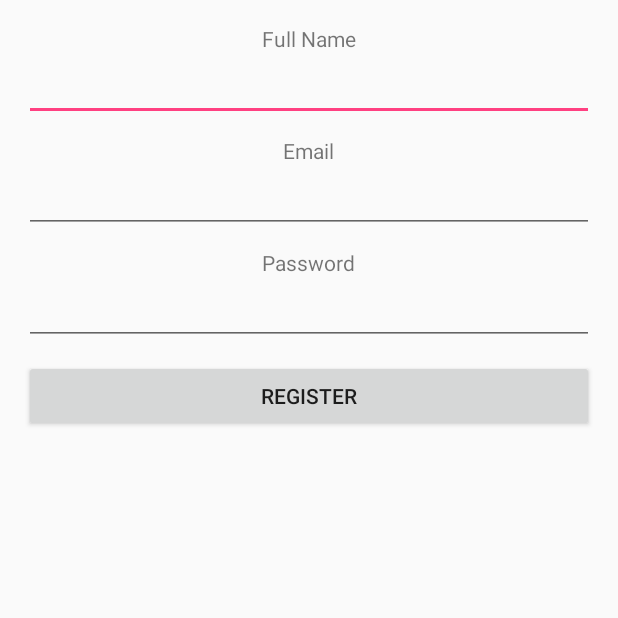
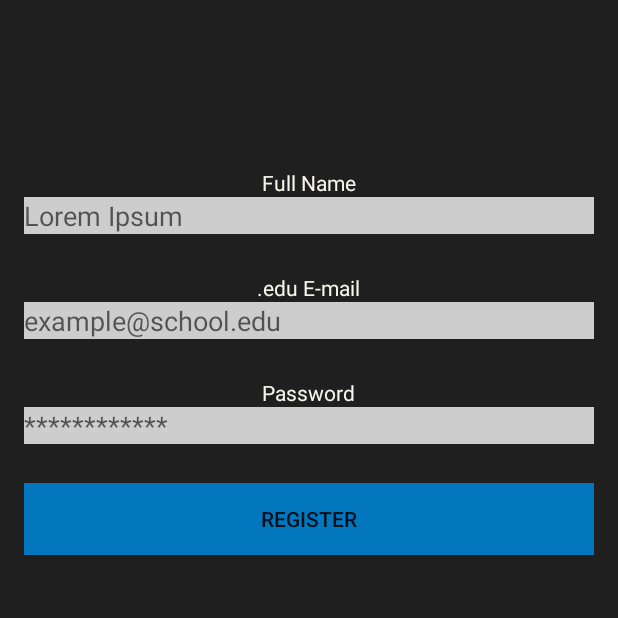
Before and after one commit to ucsdCSE110wi16/CSE110W260T10, an Android app: the Register screen opened directly, with no data from a screen before it, on a phone screen of 412 x 824 dp, the top half of it. Run offline under Robolectric (Android 15) with nearby library versions, the phone set to English and light mode, and no system bars.

Commit message:
UI for register page and slight login change

```diff
--- a/App/app/src/main/res/layout/activity_login.xml
+++ b/App/app/src/main/res/layout/activity_login.xml
@@ -85,7 +85,7 @@
 
     <Button
         android:id='@+id/tvRegisterLink'
-        android:layout_width="131dp"
+        android:layout_width="128dp"
         android:layout_height="wrap_content"
         android:background="#0277BD"
         android:password="false"
--- a/App/app/src/main/res/layout/activity_register.xml
+++ b/App/app/src/main/res/layout/activity_register.xml
@@ -3,50 +3,74 @@
     android:layout_width="match_parent"
     android:layout_height="match_parent"
     android:gravity="center_horizontal"
+    android:background="#1F1F1F"
     android:orientation="vertical"
     android:paddingBottom="@dimen/activity_vertical_margin"
     android:paddingLeft="@dimen/activity_horizontal_margin"
     android:paddingRight="@dimen/activity_horizontal_margin"
     android:paddingTop="@dimen/activity_vertical_margin"
-    tools:context="com.cse110.app.Register">
+    tools:context="com.cse110.app.Register"
+    android:weightSum="1">
 
     <!-- Login progress -->
+    <Space
+        android:layout_width="match_parent"
+        android:layout_height="96dp"
+        android:layout_gravity="center_horizontal" />
+
     <TextView
         android:layout_width="wrap_content"
         android:text="Full Name"
-        android:layout_height="wrap_content" />
+        android:layout_height="wrap_content"
+        android:textColor="#f5f5ec" />
 
     <EditText
         android:id="@+id/etUsername"
         android:layout_width="match_parent"
         android:layout_marginBottom="10dp"
-        android:layout_height="wrap_content" />
+        android:layout_height="wrap_content"
+        android:background="#cdcdcd"
+        android:hint="Lorem Ipsum" />
 
     <TextView
         android:layout_width="wrap_content"
-        android:text="Email"
-        android:layout_height="wrap_content" />
+        android:text=".edu E-mail"
+        android:layout_height="wrap_content"
+        android:textColor="#f5f5ec"
+        android:paddingTop="16dp" />
 
     <EditText
         android:id="@+id/etEmail"
         android:layout_width="match_parent"
         android:layout_marginBottom="10dp"
-        android:layout_height="wrap_content" />
+        android:layout_height="wrap_content"
+        android:background="#cdcdcd"
+        android:hint="example@school.edu"/>
 
     <TextView
         android:layout_width="wrap_content"
         android:text="Password"
-        android:layout_height="wrap_content" />
+        android:layout_height="wrap_content"
+        android:textColor="#f5f5ec"
+        android:paddingTop="16dp" />
 
     <EditText
         android:id="@+id/etPassword"
         android:layout_width="match_parent"
         android:layout_marginBottom="10dp"
         android:inputType="textPassword"
-        android:layout_height="wrap_content" />
+        android:layout_height="wrap_content"
+        android:background="#cdcdcd"
+        android:hint="************"/>
+
+    <Space
+        android:layout_width="match_parent"
+        android:layout_height="16dp"
+        android:layout_gravity="center_horizontal" />
 
     <Button
         android:id="@+id/bRegister"
+        android:background="#0277BD"
         android:text="Register"
         android:layout_width="match_parent"
         android:layout_height="wrap_content" />
```
